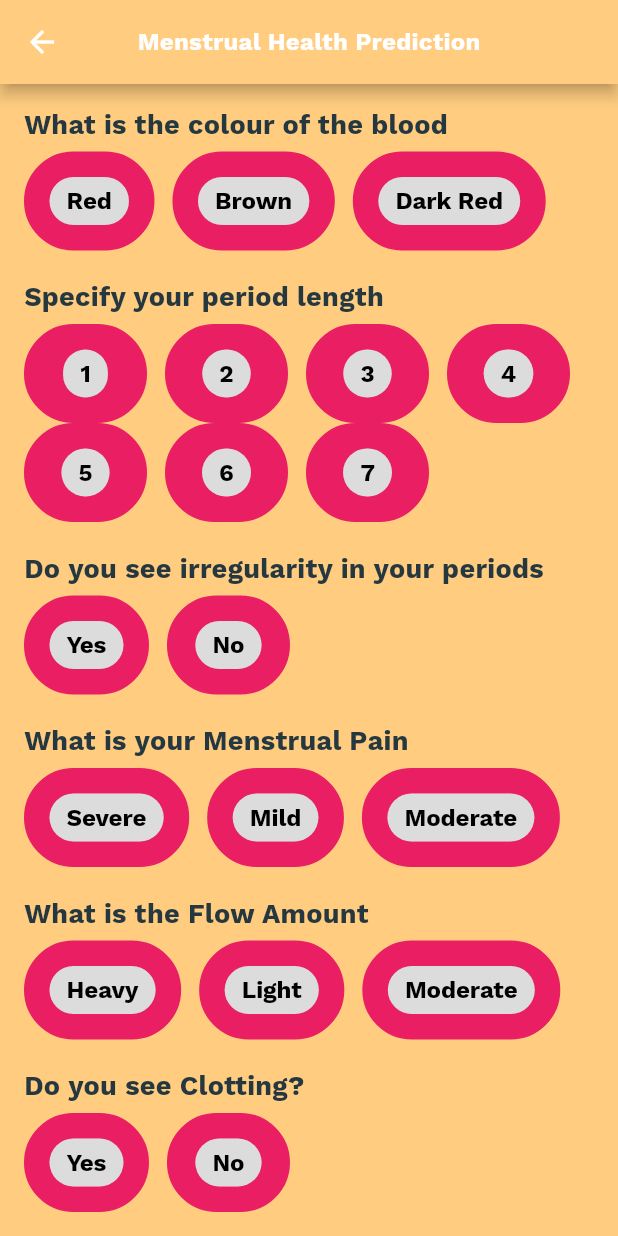
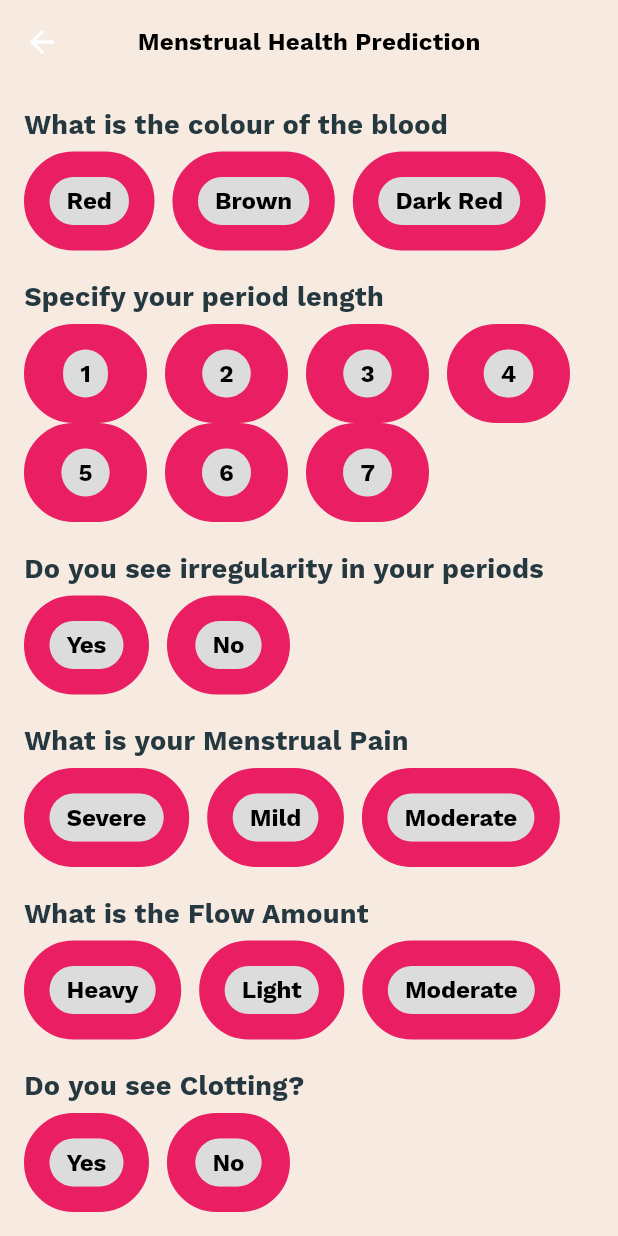
Before and after one commit to Chaitanyaputhran/Bloombright, a Flutter app: the MenstrualHealthPredictionScreen screen opened directly, on a phone screen of 412 x 824 dp. Run offline on Flutter 3.47's test engine with Material 2 defaults, Android fonts, the light colour scheme and no system bars; our stand-ins replace cloud_firestore, datetime_picker_formfield_new, firebase_auth, firebase_core, flutter_rating_bar, flutter_screenutil and 3 more; accounts and stored records are empty.

```diff
--- a/lib/fitness_app/MAchinefitness.dart
+++ b/lib/fitness_app/MAchinefitness.dart
@@ -148,17 +148,21 @@ class _MenstrualHealthPredictionScreenState
   Widget build(BuildContext context) {
     return Scaffold(
       appBar: AppBar(
-        title: Text('Menstrual Health Prediction'),
-        backgroundColor: Colors.orange[200],
+        title: Text('Menstrual Health Prediction',
+        style: TextStyle(
+          color: Colors.black,
+        ),),
         leading: IconButton(
           icon: Icon(Icons.arrow_back),
           onPressed: () {
             Navigator.pop(context);
           },
         ),
+        elevation: 0,
+        backgroundColor: Color(0xffF7EBE1),
       ),
+      backgroundColor: Color(0xffF7EBE1),
       body: Container(
-        color: Colors.orange[200],
         child: Center(
           child: SingleChildScrollView(
             child: Padding(
```
Also changed, not shown: 5 other files.
